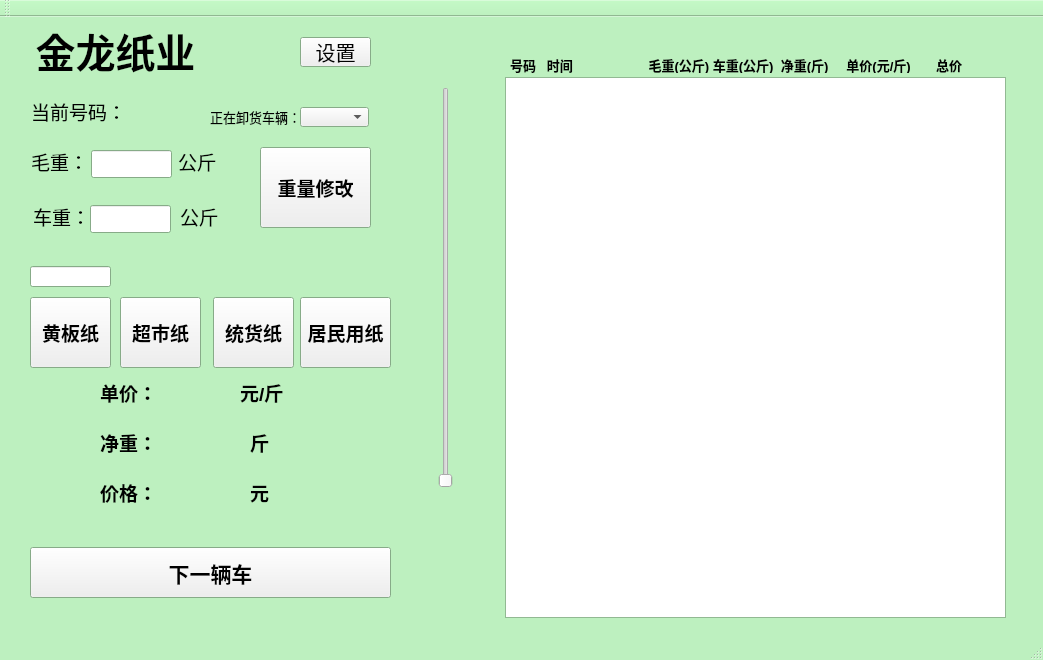
First picture: the form in wasterecycle.ui, repository ljhuan/WasteRecycle, before the edit.
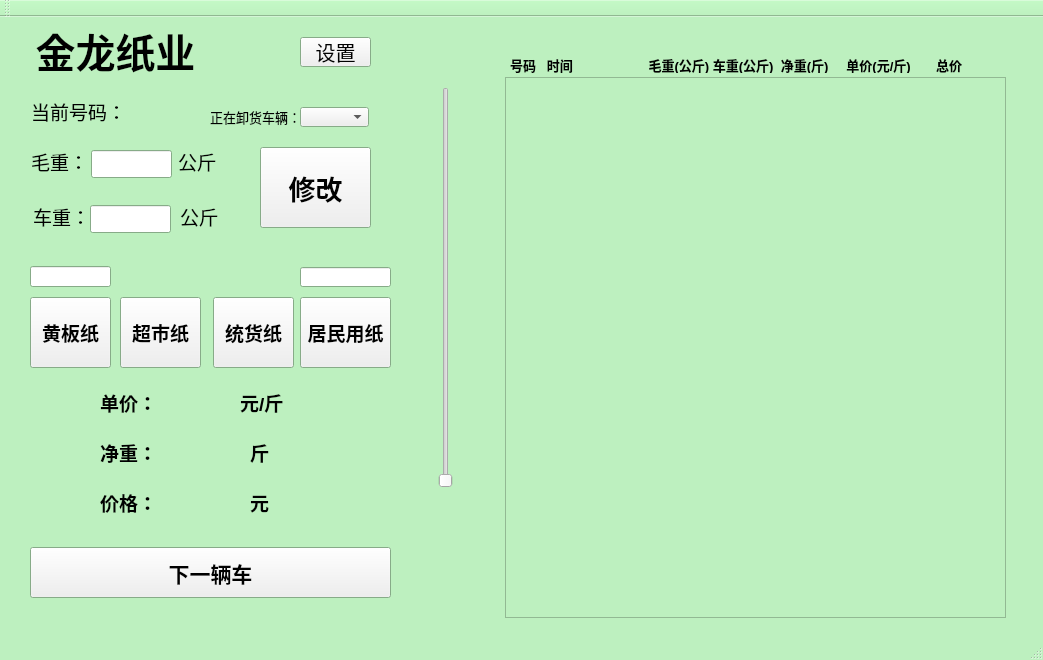
Second picture: the form after the edit.

Patch:
```diff
--- a/wasterecycle.ui
+++ b/wasterecycle.ui
@@ -562,7 +562,7 @@
     <property name="geometry">
      <rect>
       <x>160</x>
-      <y>460</y>
+      <y>470</y>
       <width>81</width>
       <height>31</height>
      </rect>
@@ -584,7 +584,7 @@
     <property name="geometry">
      <rect>
       <x>100</x>
-      <y>460</y>
+      <y>470</y>
       <width>51</width>
       <height>31</height>
      </rect>
@@ -605,7 +605,7 @@
     <property name="geometry">
      <rect>
       <x>250</x>
-      <y>460</y>
+      <y>470</y>
       <width>21</width>
       <height>31</height>
      </rect>
@@ -663,7 +663,7 @@
     <property name="geometry">
      <rect>
       <x>100</x>
-      <y>410</y>
+      <y>420</y>
       <width>51</width>
       <height>31</height>
      </rect>
@@ -684,7 +684,7 @@
     <property name="geometry">
      <rect>
       <x>250</x>
-      <y>410</y>
+      <y>420</y>
       <width>21</width>
       <height>31</height>
      </rect>
@@ -705,7 +705,7 @@
     <property name="geometry">
      <rect>
       <x>160</x>
-      <y>410</y>
+      <y>420</y>
       <width>81</width>
       <height>31</height>
      </rect>
@@ -724,6 +724,9 @@
     </property>
    </widget>
    <widget class="QListWidget" name="lw_history">
+    <property name="enabled">
+     <bool>false</bool>
+    </property>
     <property name="geometry">
      <rect>
       <x>505</x>
@@ -874,13 +877,13 @@
     <property name="font">
      <font>
       <family>Arial</family>
-      <pointsize>14</pointsize>
+      <pointsize>20</pointsize>
       <weight>75</weight>
       <bold>true</bold>
      </font>
     </property>
     <property name="text">
-     <string>重量修改</string>
+     <string>修改</string>
     </property>
    </widget>
    <widget class="QLabel" name="lb_percent">
@@ -911,7 +914,7 @@
     <property name="geometry">
      <rect>
       <x>240</x>
-      <y>360</y>
+      <y>370</y>
       <width>51</width>
       <height>31</height>
      </rect>
@@ -932,7 +935,7 @@
     <property name="geometry">
      <rect>
       <x>100</x>
-      <y>360</y>
+      <y>370</y>
       <width>51</width>
       <height>31</height>
      </rect>
@@ -953,7 +956,7 @@
     <property name="geometry">
      <rect>
       <x>160</x>
-      <y>360</y>
+      <y>370</y>
       <width>81</width>
       <height>31</height>
      </rect>
@@ -987,6 +990,22 @@
      <set>Qt::AlignCenter</set>
     </property>
    </widget>
+   <widget class="QLineEdit" name="le_Level4ExtraPrice">
+    <property name="enabled">
+     <bool>true</bool>
+    </property>
+    <property name="geometry">
+     <rect>
+      <x>300</x>
+      <y>250</y>
+      <width>91</width>
+      <height>20</height>
+     </rect>
+    </property>
+    <property name="alignment">
+     <set>Qt::AlignCenter</set>
+    </property>
+   </widget>
   </widget>
   <widget class="QMenuBar" name="menuBar">
    <property name="geometry">
```
Left out of the diff: 5 changed lines with no effect on the pictures.
